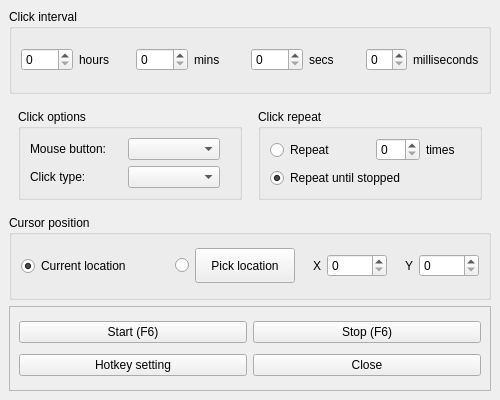
greg-ynx/Auto_clicker_py, file src/app/ui/main_window.ui: the form before one commit.
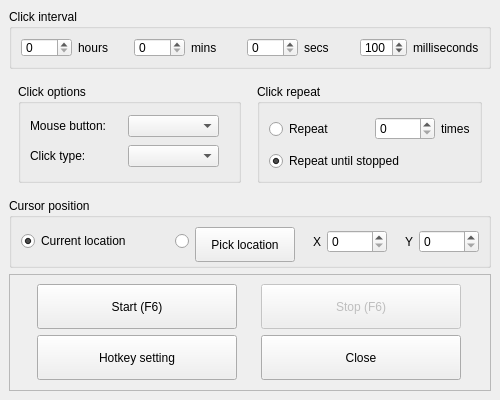
The form after the commit. Icons and pictures are not drawn.

What changed in the file:
```diff
--- a/src/app/ui/main_window.ui
+++ b/src/app/ui/main_window.ui
@@ -36,6 +36,18 @@
       <property name="enabled">
        <bool>true</bool>
       </property>
+      <property name="minimumSize">
+       <size>
+        <width>0</width>
+        <height>20</height>
+       </size>
+      </property>
+      <property name="maximumSize">
+       <size>
+        <width>16777215</width>
+        <height>60</height>
+       </size>
+      </property>
       <property name="title">
        <string notr="true">Click interval</string>
       </property>
@@ -85,7 +97,14 @@
        <item>
         <layout class="QHBoxLayout" name="horizontalLayout_6">
          <item>
-          <widget class="QSpinBox" name="spinBox_4"/>
+          <widget class="QSpinBox" name="ms_spinBox">
+           <property name="maximum">
+            <number>999</number>
+           </property>
+           <property name="value">
+            <number>100</number>
+           </property>
+          </widget>
          </item>
          <item>
           <widget class="QLabel" name="label_4">
@@ -215,7 +234,20 @@
              </widget>
             </item>
             <item>
-             <widget class="QSpinBox" name="spinBox_7"/>
+             <widget class="QSpinBox" name="clickRepeat_spinBox">
+              <property name="minimumSize">
+               <size>
+                <width>60</width>
+                <height>0</height>
+               </size>
+              </property>
+              <property name="maximumSize">
+               <size>
+                <width>60</width>
+                <height>16777215</height>
+               </size>
+              </property>
+             </widget>
             </item>
             <item>
              <widget class="QLabel" name="label_9">
@@ -247,6 +279,18 @@
       <property name="enabled">
        <bool>true</bool>
       </property>
+      <property name="minimumSize">
+       <size>
+        <width>0</width>
+        <height>70</height>
+       </size>
+      </property>
+      <property name="maximumSize">
+       <size>
+        <width>16777215</width>
+        <height>70</height>
+       </size>
+      </property>
       <property name="title">
        <string notr="true">Cursor position</string>
       </property>
@@ -401,6 +445,21 @@
       <layout class="QGridLayout" name="gridLayout">
        <item row="0" column="1">
         <widget class="QPushButton" name="stop_button">
+         <property name="enabled">
+          <bool>false</bool>
+         </property>
+         <property name="minimumSize">
+          <size>
+           <width>200</width>
+           <height>45</height>
+          </size>
+         </property>
+         <property name="maximumSize">
+          <size>
+           <width>200</width>
+           <height>16777215</height>
+          </size>
+         </property>
          <property name="text">
           <string>Stop (F6)</string>
          </property>
@@ -408,6 +467,18 @@
        </item>
        <item row="0" column="0">
         <widget class="QPushButton" name="start_button">
+         <property name="minimumSize">
+          <size>
+           <width>200</width>
+           <height>45</height>
+          </size>
+         </property>
+         <property name="maximumSize">
+          <size>
+           <width>200</width>
+           <height>16777215</height>
+          </size>
+         </property>
          <property name="text">
           <string>Start (F6)</string>
          </property>
@@ -415,6 +486,18 @@
        </item>
        <item row="1" column="0">
         <widget class="QPushButton" name="hotkey_setting_button">
+         <property name="minimumSize">
+          <size>
+           <width>200</width>
+           <height>45</height>
+          </size>
+         </property>
+         <property name="maximumSize">
+          <size>
+           <width>200</width>
+           <height>16777215</height>
+          </size>
+         </property>
          <property name="text">
           <string>Hotkey setting</string>
          </property>
@@ -422,6 +505,18 @@
        </item>
        <item row="1" column="1">
         <widget class="QPushButton" name="close_button">
+         <property name="minimumSize">
+          <size>
+           <width>200</width>
+           <height>45</height>
+          </size>
+         </property>
+         <property name="maximumSize">
+          <size>
+           <width>200</width>
+           <height>16777215</height>
+          </size>
+         </property>
          <property name="text">
           <string>Close</string>
          </property>
```
Left out of the diff: 66 changed lines with no effect on the pictures.
